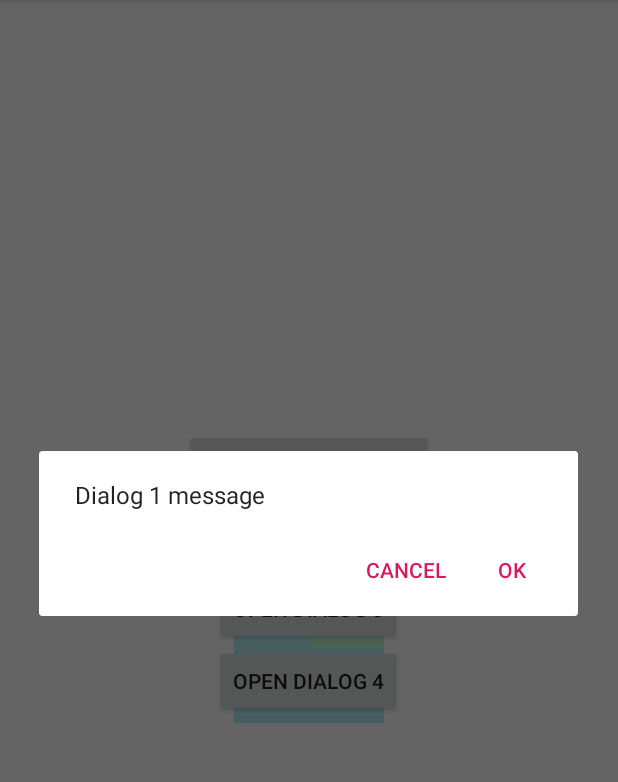
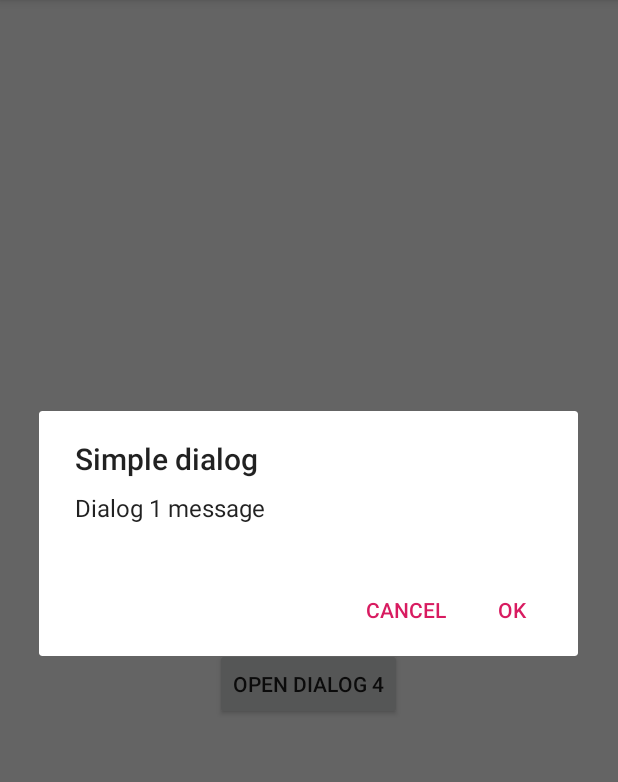
Before and after one commit to teamWSIZ/android-2018, an Android app: the screen it shows after launch (MainActivity), after a tap on "OPEN SIMPLE DIALOG", on a phone screen of 412 x 824 dp, the part 84-866 px from its top. Run offline under Robolectric (Android 15) with nearby library versions, the phone set to English and light mode, and no system bars.

Commit message:
layout cd

```diff
--- a/Zajecia4/RelativeLayoutExample/app/src/main/java/com/android7/relativelayoutexample/MainActivity.java
+++ b/Zajecia4/RelativeLayoutExample/app/src/main/java/com/android7/relativelayoutexample/MainActivity.java
@@ -31,6 +31,7 @@ public class MainActivity extends AppCompatActivity {
             @Override
             public void onClick(View view) {
                 AlertDialog.Builder builder = new AlertDialog.Builder(MainActivity.this);
+                builder.setTitle(getString(R.string.dialog1_title));
                 builder.setMessage(getString(R.string.dialog_1_message));
                 builder.setPositiveButton(getString(R.string.dialog_positive_button), new DialogInterface.OnClickListener() {
                     @Override
--- a/Zajecia4/RelativeLayoutExample/app/src/main/res/layout/activity_main.xml
+++ b/Zajecia4/RelativeLayoutExample/app/src/main/res/layout/activity_main.xml
@@ -38,20 +38,4 @@
         android:layout_height="wrap_content"
         android:text="@string/menu_item_4"
         />
-    <View
-        android:id="@+id/text0"
-        android:layout_centerHorizontal="true"
-        android:layout_below="@id/button1"
-        android:layout_width="100dp"
-        android:layout_height="100dp"
-        android:background="#b2ebf2" />
-    <View
-        android:id="@+id/text1"
-        android:layout_centerHorizontal="true"
-        android:layout_below="@id/button1"
-        android:layout_alignRight="@+id/text0"
-        android:layout_width="50dp"
-        android:layout_height="50dp"
-        android:background="#b9f6ca"
-        />
 </RelativeLayout>
--- a/Zajecia4/RelativeLayoutExample/app/src/main/res/values/strings.xml
+++ b/Zajecia4/RelativeLayoutExample/app/src/main/res/values/strings.xml
@@ -8,4 +8,5 @@
     <string name="dialog_negative_button">Cancel</string>
     <string name="menu_item_3">Open dialog 3</string>
     <string name="menu_item_4">Open dialog 4</string>
+    <string name="dialog1_title">Simple dialog</string>
 </resources>
```
